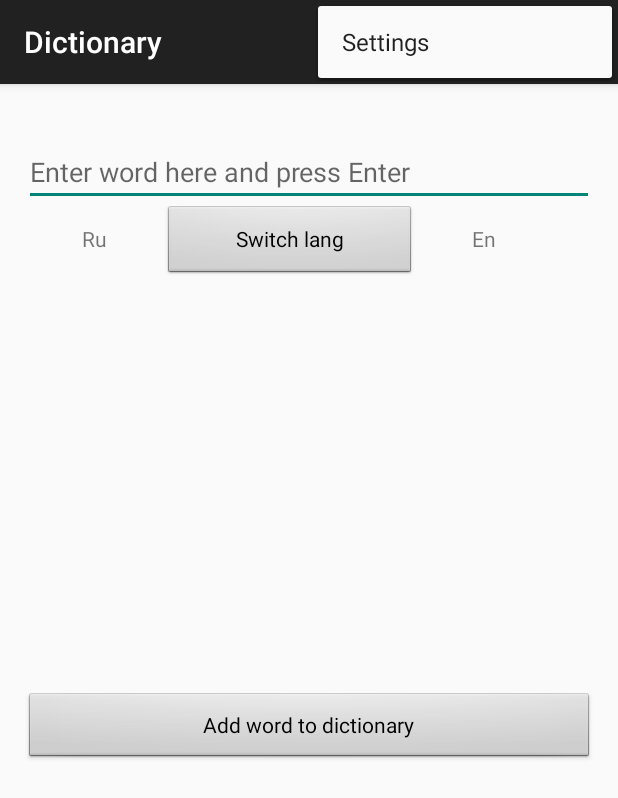
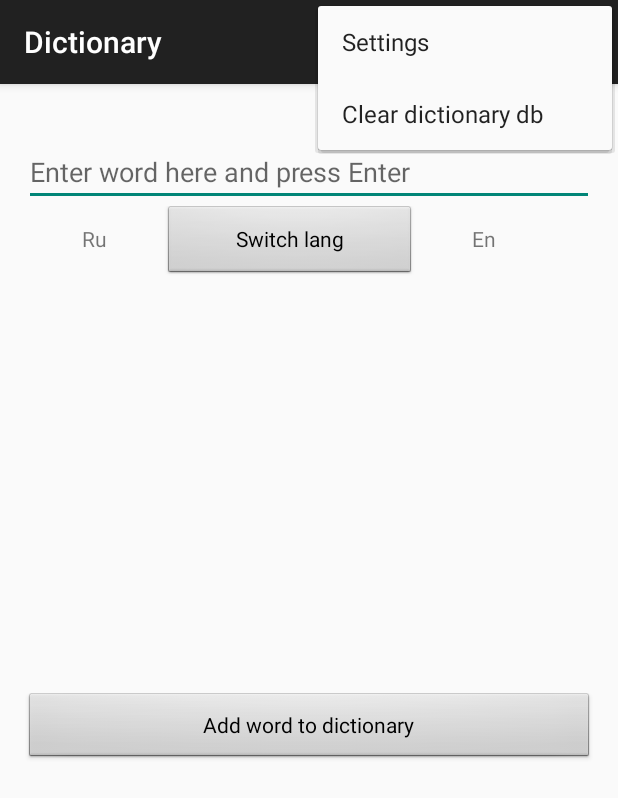
Before and after one commit to wangjun/dictionary-3, an Android app: the screen it shows after launch (MainActivity), with the options menu open, on a phone screen of 412 x 824 dp. Shown: the top 798 px of the screen. Run offline under Robolectric (Android 15) with nearby library versions, the phone set to English and light mode, and no system bars.

Commit message:
Menu for drop DB and AlertDialog for it has been created.

```diff
--- a/dictionary/src/main/java/com/astrov/yuri/dictionary/WordDB.java
+++ b/dictionary/src/main/java/com/astrov/yuri/dictionary/WordDB.java
@@ -162,6 +162,9 @@ public class WordDB {
                 toWord));
     }
 
+    public void DropDB() {
+        mDatabase.execSQL("DROP TABLE IF EXISTS " + DATABASE_TABLE);
+    }
 
 
 // Helper for database open, create, upgrade.
--- a/dictionary/src/main/res/menu/main.xml
+++ b/dictionary/src/main/res/menu/main.xml
@@ -7,4 +7,8 @@
         android:title="@string/action_settings"
         android:orderInCategory="100"
         app:showAsAction="never" />
+    <item android:id="@+id/action_drop_db_menu"
+        android:title="@string/action_drop_db_menu"
+        android:orderInCategory="100"
+        app:showAsAction="never" />
 </menu>
--- a/dictionary/src/main/res/values/strings.xml
+++ b/dictionary/src/main/res/values/strings.xml
@@ -20,5 +20,10 @@
     <string name="title_activity_choice_language">Choice Language</string>
     <string name="title_activity_add_word">Add Word</string>
     <string name="add_word">Add word to dictionary</string>
+    <string name="action_drop_db_menu">Clear dictionary db</string>
+    <string name="dialog_drop_db_message">Remove all from dictionary?</string>
+    <string name="dialog_drop_db_title">Attention</string>
+    <string name="ok">OK</string>
+    <string name="cancel">Cancel</string>
 
 </resources>
```
Also changed, not shown: dictionary/src/main/java/com/astrov/yuri/dictionary/MainActivity.java (+25 -3 lines), 1 other file.
